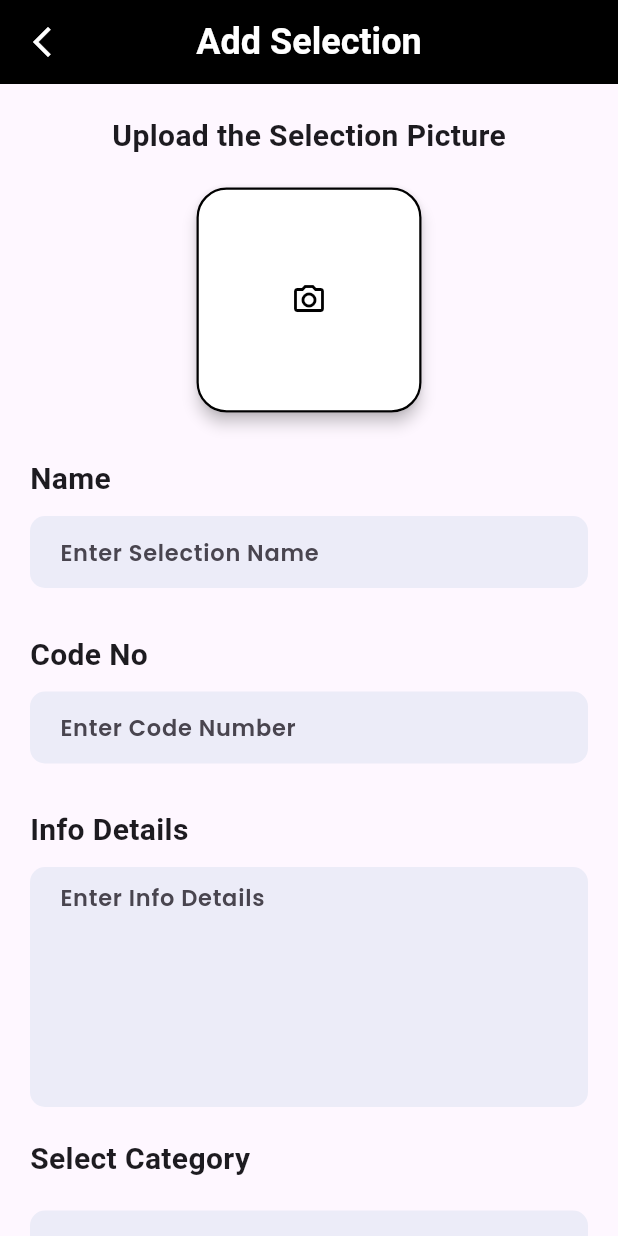
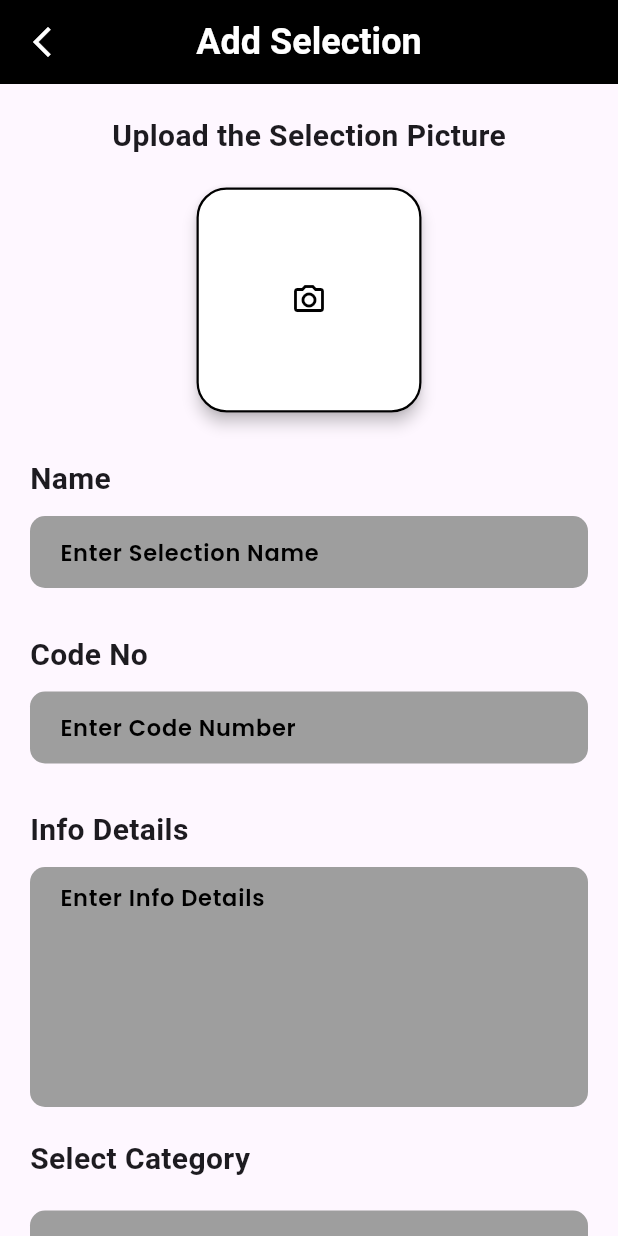
Before and after one commit to minnaingpaingoo/ucstt_voting, a Flutter app: the AddSelection screen opened directly, on a phone screen of 412 x 824 dp. Run offline on Flutter 3.47's test engine with Material 3 defaults, Android fonts, the phone set to English and light mode, and no system bars; our stand-ins replace cloud_firestore, curved_navigation_bar, firebase_auth, firebase_core, image_picker, pdf and 2 more; accounts and stored records are empty.

```diff
--- a/lib/admin/add_category.dart
+++ b/lib/admin/add_category.dart
@@ -96,7 +96,7 @@ class _AddCategoryState extends State<AddCategory> {
                       padding: const EdgeInsets.symmetric(horizontal: 20.0),
                       width: MediaQuery.of(context).size.width,
                       decoration: BoxDecoration(
-                        color: const Color(0xFFececf8),
+                        color: Colors.grey,
                         borderRadius: BorderRadius.circular(10),
                       ),
                       child: TextFormField(
@@ -112,7 +112,7 @@ class _AddCategoryState extends State<AddCategory> {
                           hintText: "Enter Category Name",
                           hintStyle: TextStyle(
                             fontSize:15,
-                            fontWeight: FontWeight.w500,
+                            color: Colors.black,
                             fontFamily: 'Poppin',
                           ),
                         ),
--- a/lib/admin/add_selection.dart
+++ b/lib/admin/add_selection.dart
@@ -209,7 +209,7 @@ class _AddSelectionState extends State<AddSelection> {
                   padding: const EdgeInsets.symmetric(horizontal: 20.0),
                   width: MediaQuery.of(context).size.width,
                   decoration: BoxDecoration(
-                    color:const Color(0xFFececf8),
+                    color: Colors.grey,
                     borderRadius: BorderRadius.circular(10),
                   ),
                   child: TextFormField(
@@ -219,8 +219,9 @@ class _AddSelectionState extends State<AddSelection> {
                       border: InputBorder.none,
                       hintText: "Enter Selection Name",
                       hintStyle: TextStyle(
-                         fontSize:15,
-                        fontWeight: FontWeight.w500,
+                        fontSize:15,
+                        color: Colors.black,
+                        fontWeight: FontWeight.bold,
                         fontFamily: 'Poppin',
                       ),
                     ),
@@ -243,7 +244,7 @@ class _AddSelectionState extends State<AddSelection> {
                   padding: const EdgeInsets.symmetric(horizontal: 20.0),
                   width: MediaQuery.of(context).size.width,
                   decoration: BoxDecoration(
-                    color: const Color(0xFFececf8),
+                    color: Colors.grey,
                     borderRadius: BorderRadius.circular(10),
                   ),
                   child: TextFormField(
@@ -259,8 +260,9 @@ class _AddSelectionState extends State<AddSelection> {
                       border: InputBorder.none,
                       hintText: "Enter Code Number",
                       hintStyle: TextStyle(
-                         fontSize:15,
-                        fontWeight: FontWeight.w500,
+                        fontSize:15,
+                        color: Colors.black,
+                        fontWeight: FontWeight.bold,
                         fontFamily: 'Poppin',
                       ),
                     ),
@@ -283,7 +285,7 @@ class _AddSelectionState extends State<AddSelection> {
                   padding: const EdgeInsets.symmetric(horizontal: 20.0),
                   width: MediaQuery.of(context).size.width,
                   decoration: BoxDecoration(
-                    color: const Color(0xFFececf8),
+                    color: Colors.grey,
                     borderRadius: BorderRadius.circular(10),
                   ),
                   child: TextFormField(
@@ -294,8 +296,9 @@ class _AddSelectionState extends State<AddSelection> {
                       border: InputBorder.none,
                       hintText: "Enter Info Details",
                       hintStyle: TextStyle(
-                         fontSize:15,
-                        fontWeight: FontWeight.w500,
+                        fontSize:15,
+                        color: Colors.black,
+                        fontWeight: FontWeight.bold,
                         fontFamily: 'Poppin',
                       ),
                     ),
@@ -318,7 +321,7 @@ class _AddSelectionState extends State<AddSelection> {
                   padding: const EdgeInsets.symmetric(horizontal: 10.0),
                   width: MediaQuery.of(context).size.width,
                   decoration: BoxDecoration(
-                    color:const Color(0xFFececf8),
+                    color: Colors.grey,
                     borderRadius: BorderRadius.circular(10),
                   ),
                   child: DropdownButtonHideUnderline(
```
Also changed, not shown: 13 other files.
